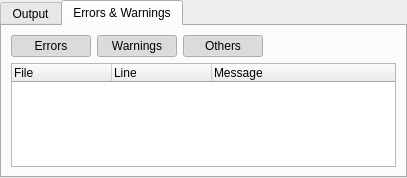
Before: the Qt Designer form addons/kate/katebuild-plugin/build.ui in KDE/kate, drawn with Qt 5.
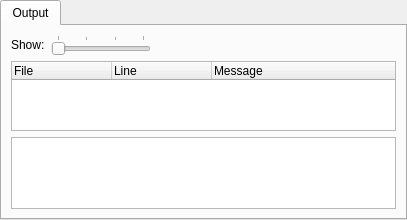
After: the same form once the commit is applied. The open tabs and pages were chosen to show the change. Custom widgets are drawn as their Qt base class.

Commit message:
build plugin: merge output- and error tabs, as discussed on reviewboard
Here: https://git.reviewboard.kde.org/r/115323/

With this patch, the build plugin tab now doesn't have an "Output"
and an "Error" tab anymore, but a combined output tab,
where you can switch the "level of detail" using a slider,
from "Full output" to "Only errors".

Alex

Diff of the .ui file:
```diff
--- a/addons/kate/katebuild-plugin/build.ui
+++ b/addons/kate/katebuild-plugin/build.ui
@@ -22,75 +22,55 @@
      <property name="currentIndex">
       <number>0</number>
      </property>
-     <widget class="QWidget" name="output">
-      <attribute name="title">
-       <string>Output</string>
-      </attribute>
-      <layout class="QVBoxLayout" name="verticalLayout_2">
-       <item>
-        <widget class="QPlainTextEdit" name="plainTextEdit">
-         <property name="tabChangesFocus">
-          <bool>true</bool>
-         </property>
-         <property name="undoRedoEnabled">
-          <bool>false</bool>
-         </property>
-         <property name="lineWrapMode">
-          <enum>QPlainTextEdit::WidgetWidth</enum>
-         </property>
-         <property name="readOnly">
-          <bool>true</bool>
-         </property>
-         <property name="textInteractionFlags">
-          <set>Qt::TextSelectableByKeyboard|Qt::TextSelectableByMouse</set>
-         </property>
-        </widget>
-       </item>
-      </layout>
-     </widget>
      <widget class="QWidget" name="errs">
       <attribute name="title">
-       <string>Errors &amp;&amp; Warnings</string>
+       <string>Output</string>
       </attribute>
       <layout class="QVBoxLayout" name="verticalLayout_3">
        <item>
         <layout class="QHBoxLayout" name="horizontalLayout">
          <item>
-          <widget class="QPushButton" name="showErrorsButton">
+          <widget class="QLabel" name="showLabel">
            <property name="text">
-            <string>Errors</string>
+            <string>Show:</string>
            </property>
-           <property name="checkable">
-            <bool>true</bool>
-           </property>
-           <property name="checked">
-            <bool>true</bool>
-           </property>
           </widget>
          </item>
          <item>
-          <widget class="QPushButton" name="showWarningsButton">
-           <property name="text">
-            <string>Warnings</string>
+          <widget class="QSlider" name="displayModeSlider">
+           <property name="sizePolicy">
+            <sizepolicy hsizetype="Fixed" vsizetype="Fixed">
+             <horstretch>0</horstretch>
+             <verstretch>0</verstretch>
+            </sizepolicy>
            </property>
-           <property name="checkable">
-            <bool>true</bool>
+           <property name="minimumSize">
+            <size>
+             <width>100</width>
+             <height>0</height>
+            </size>
            </property>
-           <property name="checked">
-            <bool>true</bool>
+           <property name="maximum">
+            <number>3</number>
            </property>
+           <property name="pageStep">
+            <number>1</number>
+           </property>
+           <property name="orientation">
+            <enum>Qt::Horizontal</enum>
+           </property>
+           <property name="tickPosition">
+            <enum>QSlider::TicksAbove</enum>
+           </property>
+           <property name="tickInterval">
+            <number>1</number>
+           </property>
           </widget>
          </item>
          <item>
-          <widget class="QPushButton" name="showOthersButton">
+          <widget class="QLabel" name="displayModeLabel">
            <property name="text">
-            <string>Others</string>
-           </property>
-           <property name="checkable">
-            <bool>true</bool>
-           </property>
-           <property name="checked">
-            <bool>true</bool>
+            <string/>
            </property>
           </widget>
          </item>
@@ -146,6 +126,13 @@
          </column>
         </widget>
        </item>
+       <item>
+        <widget class="QPlainTextEdit" name="plainTextEdit">
+         <property name="readOnly">
+          <bool>true</bool>
+         </property>
+        </widget>
+       </item>
       </layout>
      </widget>
     </widget>
```
Left out of the diff: 4 changed lines with no effect on the pictures. The commit also changes 2 other files.
